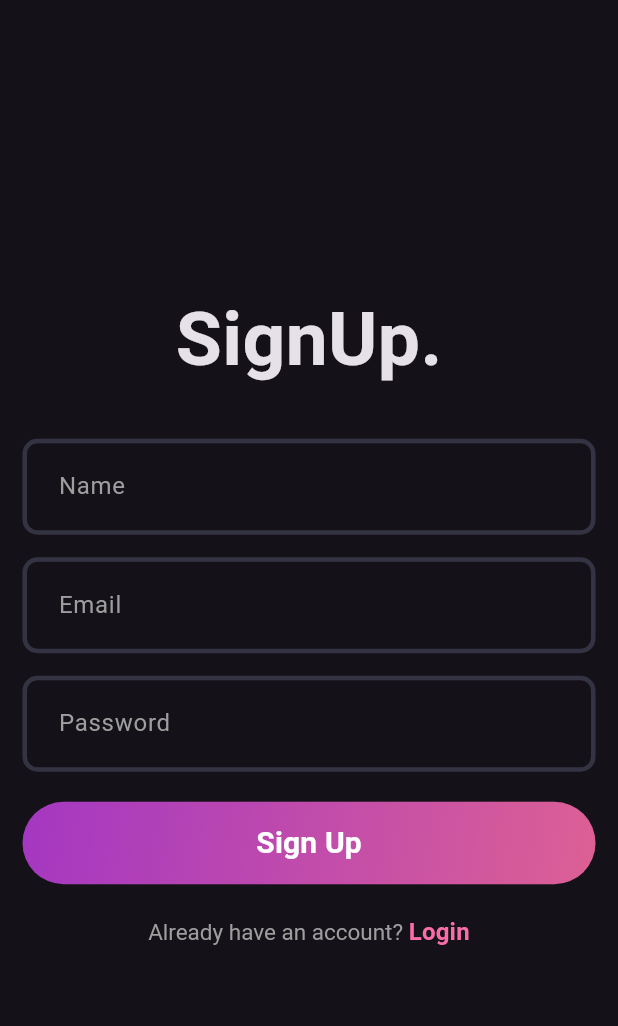
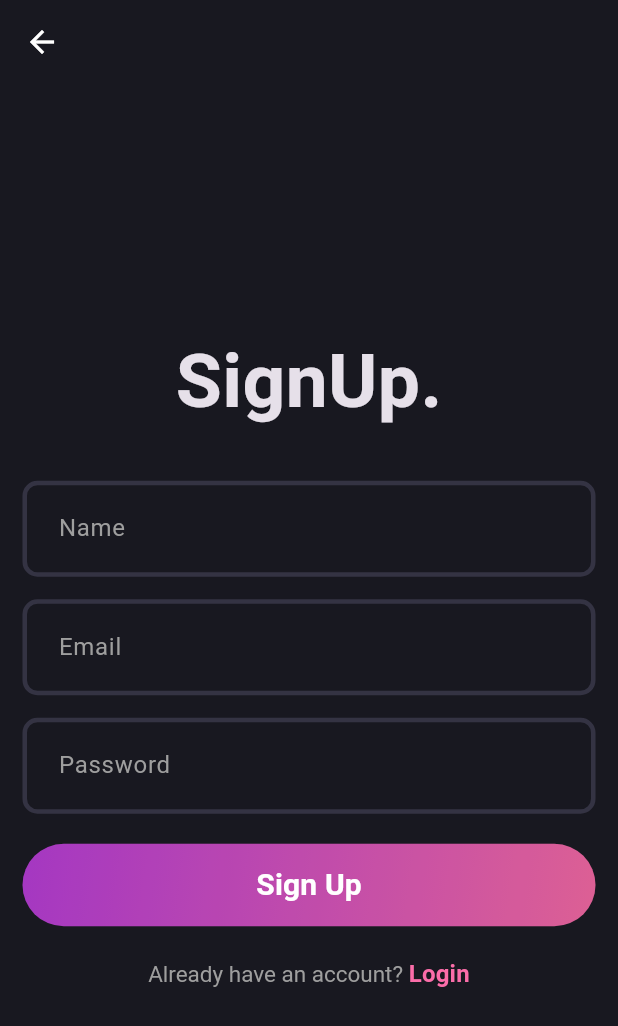
Before and after one commit to kirankandel/flutter_blog, a Flutter app: the SignUpPage screen opened directly, on a phone screen of 412 x 824 dp. Shown: the top 1026 px of the screen. Run offline on Flutter 3.47's test engine with Material 3 defaults, Android fonts, the phone set to English and light mode, and no system bars; our stand-ins replace fpdart, supabase_flutter; accounts and stored records are empty.

Commit message:
supabase init and creation of repositopry and datasource for signup/login

```diff
--- /dev/null
+++ b/lib/core/error/failures.dart
@@ -0,0 +1,4 @@
+class Failure {
+  final String message;
+  Failure([this.message = 'An Unexpected Error Occurred']);
+}
--- /dev/null
+++ b/lib/core/secrets/app_secrets.dart
@@ -0,0 +1,4 @@
+class AppSecrets {
+  static const supabaseUrl = 'https://mptmonuiyamvmicgbrvu.supabase.co';
+  static const supabaseKey = 'eyJhbGciOiJIUzI1NiIsInR5cCI6IkpXVCJ9.eyJpc3MiOiJzdXBhYmFzZSIsInJlZiI6Im1wdG1vbnVpeWFtdm1pY2dicnZ1Iiwicm9sZSI6ImFub24iLCJpYXQiOjE3MzE5MDgzNDIsImV4cCI6MjA0NzQ4NDM0Mn0.hkx86CTH-LeT1ktAienBgCGFx_oogG7E-HHXTee_vR4';
+}
--- a/lib/core/theme/theme.dart
+++ b/lib/core/theme/theme.dart
@@ -11,11 +11,15 @@ class AppTheme {
       );
 
   static final darkMode = ThemeData.dark().copyWith(
-      primaryColor: Colors.black,
-      colorScheme: ColorScheme.fromSwatch().copyWith(secondary: Colors.white),
+      scaffoldBackgroundColor: AppPalette.backgroundColor,
+      appBarTheme: const AppBarTheme(
+        backgroundColor: AppPalette.backgroundColor,
+        iconTheme: IconThemeData(color: AppPalette.whiteColor),
+      ),
+      colorScheme: ColorScheme.fromSwatch().copyWith(secondary: AppPalette.whiteColor),
       inputDecorationTheme: InputDecorationTheme(
         contentPadding: const EdgeInsets.all(20),
-        hintStyle: const TextStyle(color: Colors.grey),
+        hintStyle: const TextStyle(color: AppPalette.greyColor),
         enabledBorder: _border(AppPalette.borderColor),
         focusedBorder: _border(AppPalette.gradient2),
       ));
--- a/lib/features/auth/presentation/pages/login_page.dart
+++ b/lib/features/auth/presentation/pages/login_page.dart
@@ -6,6 +6,7 @@ import 'package:flutter/material.dart';
 
 class LoginPage extends StatefulWidget {
   const LoginPage({super.key});
+  static route() => MaterialPageRoute(builder: (context) => const LoginPage());
 
   @override
   State<LoginPage> createState() => _LoginPageState();
@@ -48,7 +49,7 @@ class _LoginPageState extends State<LoginPage> {
           ),
           const SizedBox(height: 20),
           GestureDetector(
-            onTap: () => Navigator.pushNamed(context, MaterialPageRoute(builder: (context) => const SignUpPage()) as String),
+            onTap: () => Navigator.push(context, SignUpPage.route()),
             child: RichText(
               text: TextSpan(
                 text: "Don't have an account? ",
--- a/lib/features/auth/presentation/pages/signup_page.dart
+++ b/lib/features/auth/presentation/pages/signup_page.dart
@@ -1,13 +1,18 @@
 import 'package:blog/core/theme/app_palette.dart';
+import 'package:blog/features/auth/presentation/pages/login_page.dart';
 import 'package:blog/features/auth/presentation/widgets/auth_field.dart';
 import 'package:blog/features/auth/presentation/widgets/auth_gradient_button.dart';
 import 'package:flutter/material.dart';
 
 class SignUpPage extends StatefulWidget {
   const SignUpPage({super.key});
+  static route() => MaterialPageRoute(builder: (context) => const SignUpPage());
+
 
   @override
   State<SignUpPage> createState() => _SignUpPageState();
+
+
 }
 
 class _SignUpPageState extends State<SignUpPage> {
@@ -27,6 +32,7 @@ class _SignUpPageState extends State<SignUpPage> {
   @override
   Widget build(BuildContext context) {
     return Scaffold(
+      appBar: AppBar(),
         body: Padding(
           padding: const EdgeInsets.all(15.0),
           child: Column(
@@ -50,7 +56,9 @@ class _SignUpPageState extends State<SignUpPage> {
             buttonText: 'Sign Up',
           ),
           const SizedBox(height: 20),
-          RichText(
+          GestureDetector(
+            onTap: () => Navigator.pop(context, LoginPage.route()),
+            child: RichText(
               text: TextSpan(
                 text: 'Already have an account? ',
                 style: const TextStyle(
@@ -68,6 +76,7 @@ class _SignUpPageState extends State<SignUpPage> {
                 ],
               ),
             ),
+          ),
                 ],
               ),
         ));
--- a/pubspec.yaml
+++ b/pubspec.yaml
@@ -35,6 +35,8 @@ dependencies:
   # The following adds the Cupertino Icons font to your application.
   # Use with the CupertinoIcons class for iOS style icons.
   cupertino_icons: ^1.0.8
+  fpdart: ^1.1.1
+  supabase_flutter: ^2.8.1
 
 dev_dependencies:
   flutter_test:
```
Also changed, not shown: lib/features/auth/data/datasources/auth_remote_data_source.dart (added, +25 -0 lines), lib/features/auth/domain/repository/auth_repository.dart (added, +9 -0 lines), lib/main.dart (+10 -3 lines), pubspec.lock, 11 other files. Lines whose indentation alone changed are shown as unchanged.
